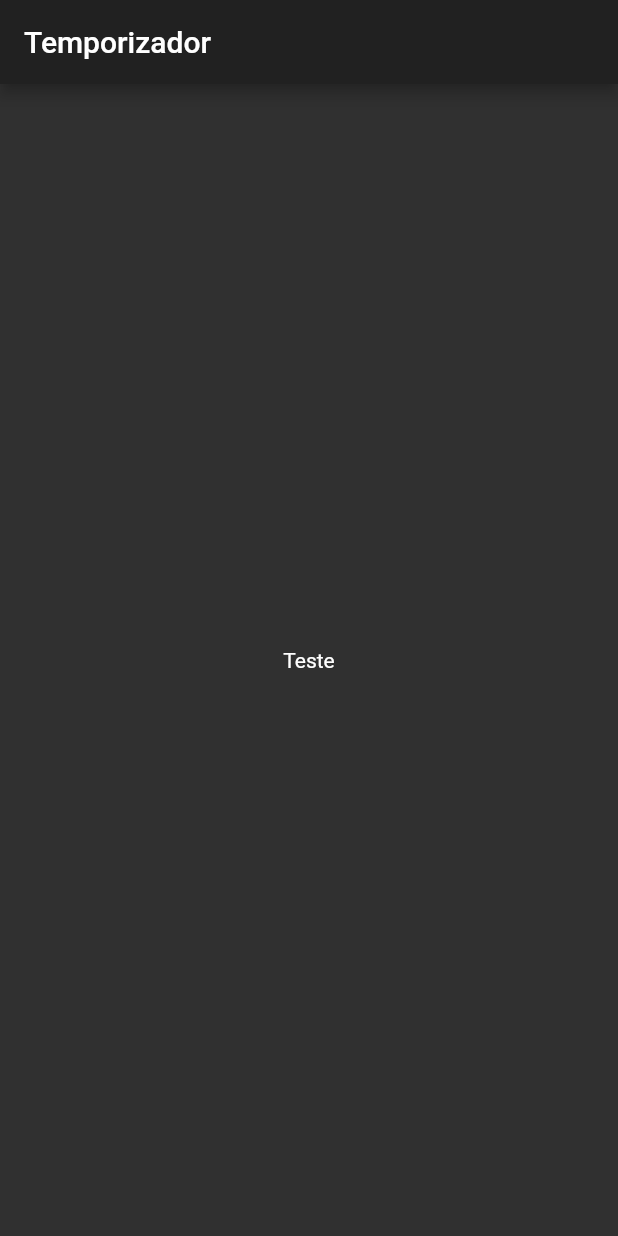
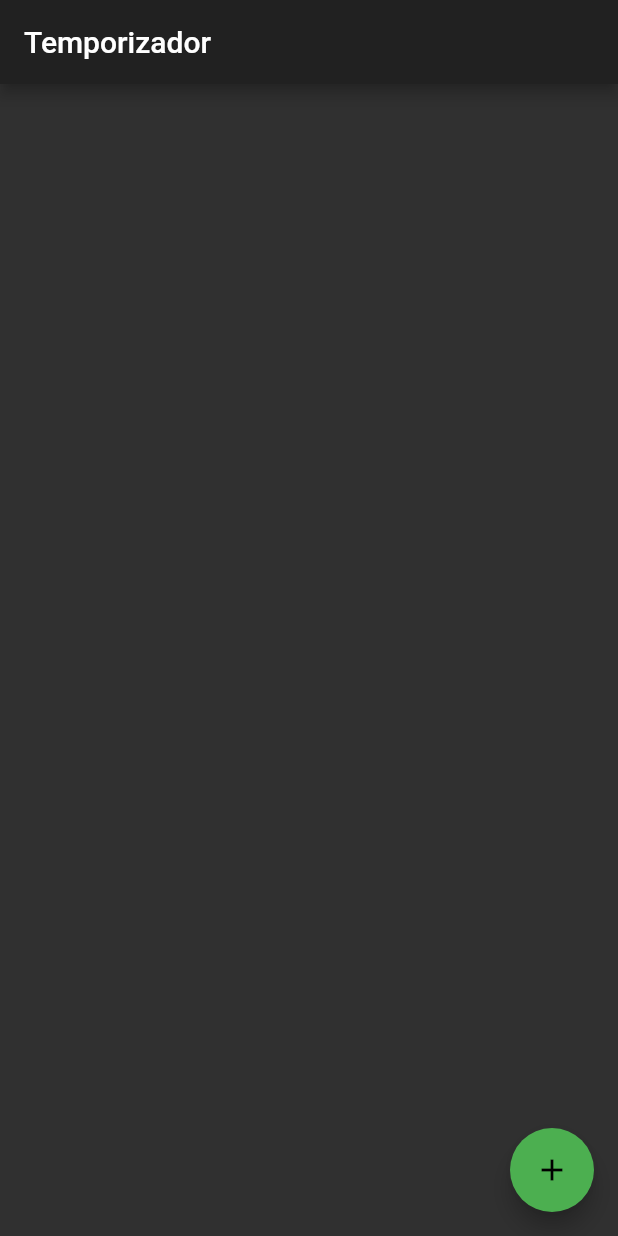
Before and after one commit to lucasselani/kitchen_timer, a Flutter app: the screen it shows after launch, on a phone screen of 412 x 824 dp. Run offline on Flutter 3.47's test engine with Material 2 defaults, Android fonts, the phone set to English and light mode, and no system bars.

Commit message:
feat: create timer screen with reordable list and fab

```diff
--- /dev/null
+++ b/lib/models/timer.dart
@@ -0,0 +1,3 @@
+class Timer {
+  int id = 0;
+}
--- a/lib/screens/timer/timer_screen.dart
+++ b/lib/screens/timer/timer_screen.dart
@@ -1,9 +1,15 @@
 import 'package:flutter/cupertino.dart';
 import 'package:flutter/material.dart';
+import 'package:kitchentimer/models/timer.dart';
+import 'package:kitchentimer/providers/timer_provider.dart';
 import 'package:kitchentimer/resources/strings.dart';
-
+import 'package:kitchentimer/widgets/timer_list_item.dart';
+import 'package:provider/provider.dart';
 
 class TimerScreen extends StatelessWidget {
+  List<Widget> _createListItems(TimerProvider provider) {
+    return provider.timers.map((timer) => TimerListItem(timer: timer)).toList();
+  }
 
   @override
   Widget build(BuildContext context) {
@@ -13,9 +19,24 @@ class TimerScreen extends StatelessWidget {
       ),
       body: Padding(
         padding: const EdgeInsets.all(16.0),
-        child: Center(
-          child: Text('Teste'),
+        child: Consumer<TimerProvider>(
+          builder:
+              (BuildContext context, TimerProvider provider, Widget child) {
+            return ReorderableListView(
+              children: _createListItems(provider),
+              onReorder: (int oldIndex, int newIndex) {
+                provider.reorderList(oldIndex, newIndex);
+              },
+            );
+          },
         ),
+      ),
+      floatingActionButton: FloatingActionButton(
+        onPressed: () {
+          Provider.of<TimerProvider>(context, listen: false).addTimer(Timer());
+        },
+        child: Icon(Icons.add),
+        backgroundColor: Colors.green,
       ),
     );
   }
```
Also changed, not shown: lib/providers/timer_provider.dart (+16 -0 lines), lib/widgets/timer_list_item.dart (added, +16 -0 lines), lib/resources/strings.dart (line endings or trailing spaces).
